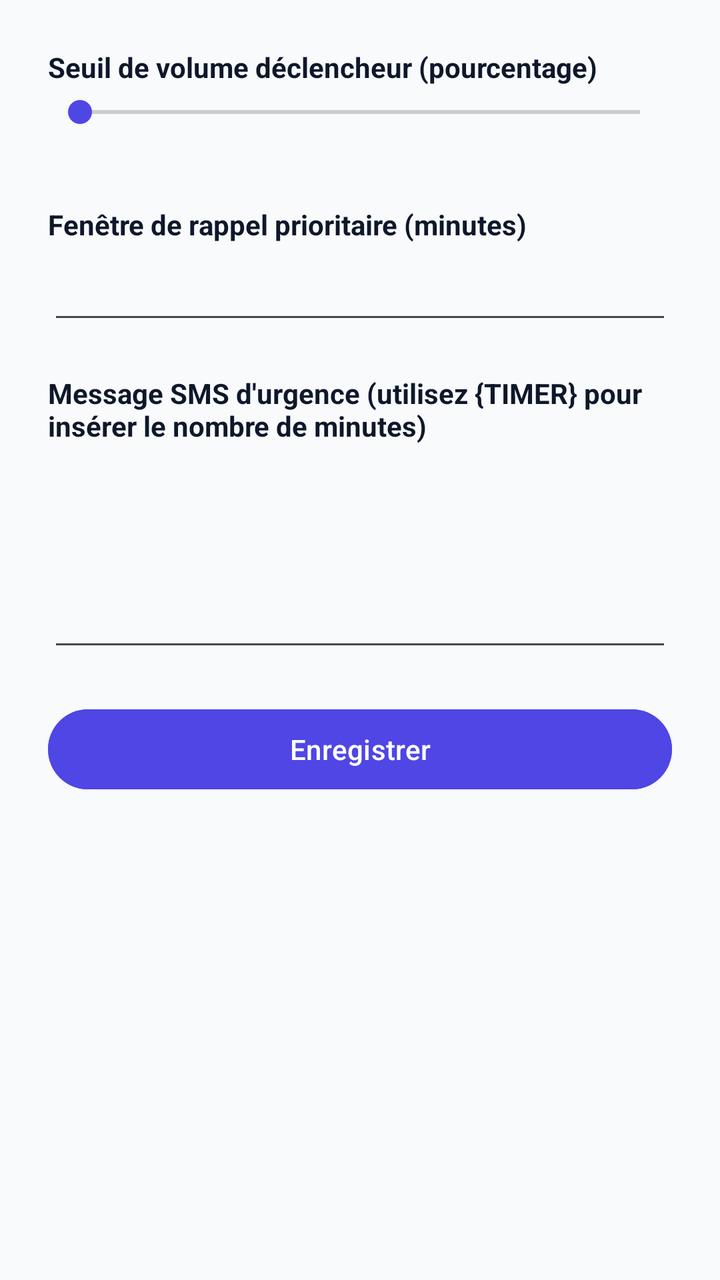
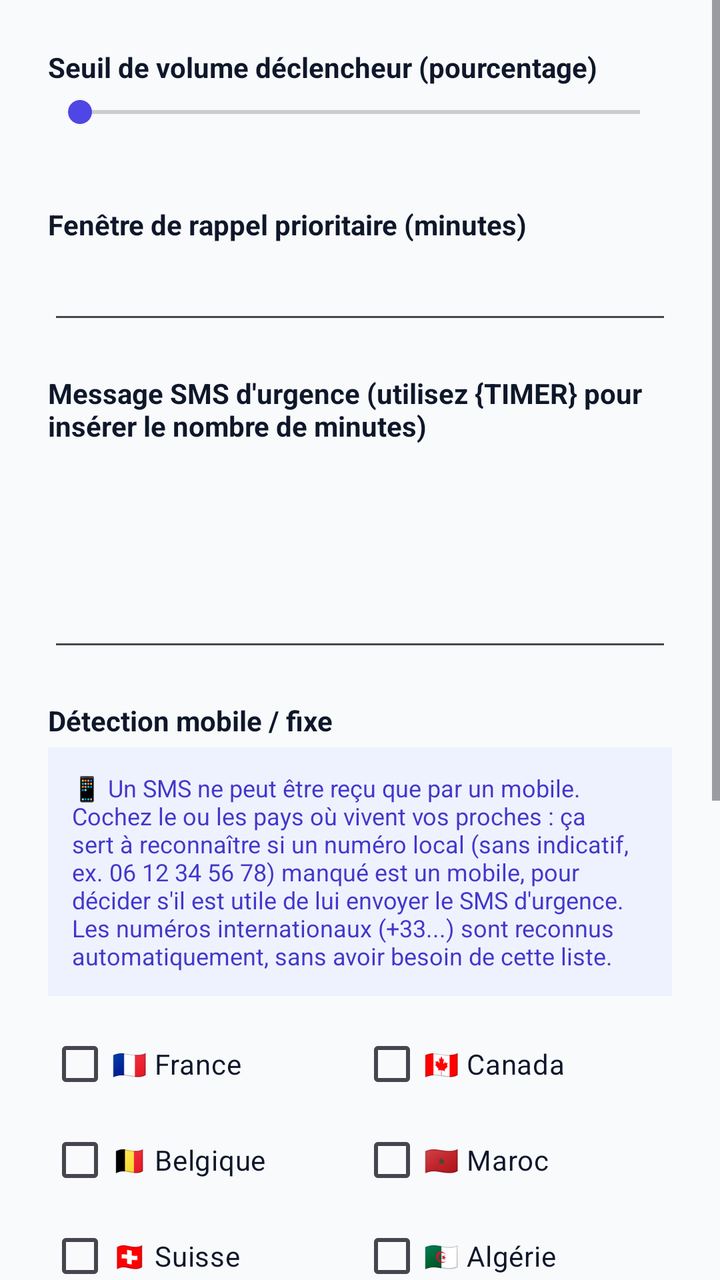

Screens rendered from an Android XML layout before and after an edit, with the pre-edit source and the edit as a unified diff.
<!-- AndroidManifest.xml: activity theme Theme.UrgentCallGuard -->
<!-- res/layout/activity_settings.xml -->
<?xml version="1.0" encoding="utf-8"?>
<ScrollView xmlns:android="http://schemas.android.com/apk/res/android"
    android:layout_width="match_parent"
    android:layout_height="match_parent"
    android:background="@color/slate_50">

    <LinearLayout
        android:layout_width="match_parent"
        android:layout_height="wrap_content"
        android:orientation="vertical"
        android:padding="24dp">

        <TextView
            android:layout_width="wrap_content"
            android:layout_height="wrap_content"
            android:layout_marginBottom="4dp"
            android:text="@string/settings_volume_threshold_label"
            android:textColor="@color/slate_900"
            android:textStyle="bold" />

        <SeekBar
            android:id="@+id/volumeThresholdSeekBar"
            android:layout_width="match_parent"
            android:layout_height="wrap_content"
            android:max="100" />

        <TextView
            android:id="@+id/volumeThresholdValue"
            android:layout_width="wrap_content"
            android:layout_height="wrap_content"
            android:layout_marginBottom="20dp"
            android:textColor="@color/slate_500"
            android:textSize="13sp" />

        <TextView
            android:layout_width="wrap_content"
            android:layout_height="wrap_content"
            android:layout_marginBottom="4dp"
            android:text="@string/settings_timer_label"
            android:textColor="@color/slate_900"
            android:textStyle="bold" />

        <EditText
            android:id="@+id/timerMinutesInput"
            android:layout_width="match_parent"
            android:layout_height="wrap_content"
            android:layout_marginBottom="20dp"
            android:inputType="number"
            android:maxLength="3" />

        <TextView
            android:layout_width="wrap_content"
            android:layout_height="wrap_content"
            android:layout_marginBottom="4dp"
            android:text="@string/settings_sms_template_label"
            android:textColor="@color/slate_900"
            android:textStyle="bold" />

        <EditText
            android:id="@+id/smsTemplateInput"
            android:layout_width="match_parent"
            android:layout_height="wrap_content"
            android:layout_marginBottom="20dp"
            android:gravity="top"
            android:inputType="textMultiLine"
            android:lines="4" />

        <com.google.android.material.button.MaterialButton
            android:id="@+id/saveSettingsButton"
            style="@style/Widget.Material3.Button"
            android:layout_width="match_parent"
            android:layout_height="wrap_content"
            android:backgroundTint="@color/indigo_600"
            android:text="@string/settings_save_button" />

    </LinearLayout>
</ScrollView>
<!-- resources referenced by this layout -->
<resources>
  <color name="indigo_600">#4F46E5</color>
  <color name="slate_50">#F8FAFC</color>
  <color name="slate_500">#64748B</color>
  <color name="slate_900">#0F172A</color>
  <string name="settings_save_button">Enregistrer</string>
  <string name="settings_sms_template_label">Message SMS d\'urgence (utilisez {TIMER} pour insérer le nombre de minutes)</string>
  <string name="settings_timer_label">Fenêtre de rappel prioritaire (minutes)</string>
  <string name="settings_volume_threshold_label">Seuil de volume déclencheur (pourcentage)</string>
  <style name="Theme.UrgentCallGuard" parent="Theme.Material3.DayNight.NoActionBar">
          <item name="colorPrimary">@color/indigo_600</item>
          <item name="colorPrimaryVariant">@color/indigo_700</item>
          <item name="colorOnPrimary">@color/white</item>
          <item name="colorSecondary">@color/indigo_600</item>
          <item name="colorSurface">@color/white</item>
          <item name="android:windowBackground">@color/slate_50</item>
          <item name="android:statusBarColor">@color/indigo_600</item>
      </style>
  <color name="indigo_700">#4338CA</color>
  <color name="white">#FFFFFF</color>
</resources>

<!-- the commit's change to res/layout/activity_settings.xml (unified diff, before → after) -->
@@ -65,6 +65,136 @@
             android:inputType="textMultiLine"
             android:lines="4" />
 
+        <TextView
+            android:layout_width="wrap_content"
+            android:layout_height="wrap_content"
+            android:layout_marginBottom="4dp"
+            android:text="@string/settings_mobile_detection_label"
+            android:textColor="@color/slate_900"
+            android:textStyle="bold" />
+
+        <TextView
+            android:layout_width="match_parent"
+            android:layout_height="wrap_content"
+            android:layout_marginBottom="10dp"
+            android:background="@color/indigo_50"
+            android:padding="12dp"
+            android:text="@string/settings_mobile_detection_notice"
+            android:textColor="@color/indigo_700"
+            android:textSize="12sp" />
+
+        <LinearLayout
+            android:layout_width="match_parent"
+            android:layout_height="wrap_content"
+            android:layout_marginBottom="24dp"
+            android:orientation="horizontal">
+
+            <LinearLayout
+                android:layout_width="0dp"
+                android:layout_height="wrap_content"
+                android:layout_weight="1"
+                android:orientation="vertical">
+
+                <CheckBox
+                    android:id="@+id/countryCheckboxFR"
+                    android:layout_width="match_parent"
+                    android:layout_height="wrap_content"
+                    android:text="@string/country_fr"
+                    android:textColor="@color/slate_900"
+                    android:textSize="14sp" />
+
+                <CheckBox
+                    android:id="@+id/countryCheckboxBE"
+                    android:layout_width="match_parent"
+                    android:layout_height="wrap_content"
+                    android:text="@string/country_be"
+                    android:textColor="@color/slate_900"
+                    android:textSize="14sp" />
+
+                <CheckBox
+                    android:id="@+id/countryCheckboxCH"
+                    android:layout_width="match_parent"
+                    android:layout_height="wrap_content"
+                    android:text="@string/country_ch"
+                    android:textColor="@color/slate_900"
+                    android:textSize="14sp" />
+
+                <CheckBox
+                    android:id="@+id/countryCheckboxLU"
+                    android:layout_width="match_parent"
+                    android:layout_height="wrap_content"
+                    android:text="@string/country_lu"
+                    android:textColor="@color/slate_900"
+                    android:textSize="14sp" />
+            </LinearLayout>
+
+            <LinearLayout
+                android:layout_width="0dp"
+                android:layout_height="wrap_content"
+                android:layout_weight="1"
+                android:orientation="vertical">
+
+                <CheckBox
+                    android:id="@+id/countryCheckboxCA"
+                    android:layout_width="match_parent"
+                    android:layout_height="wrap_content"
+                    android:text="@string/country_ca"
+                    android:textColor="@color/slate_900"
+                    android:textSize="14sp" />
+
+                <CheckBox
+                    android:id="@+id/countryCheckboxMA"
+                    android:layout_width="match_parent"
+                    android:layout_height="wrap_content"
+                    android:text="@string/country_ma"
+                    android:textColor="@color/slate_900"
+                    android:textSize="14sp" />
+
+                <CheckBox
+                    android:id="@+id/countryCheckboxDZ"
+                    android:layout_width="match_parent"
+                    android:layout_height="wrap_content"
+                    android:text="@string/country_dz"
+                    android:textColor="@color/slate_900"
+                    android:textSize="14sp" />
+
+                <CheckBox
+                    android:id="@+id/countryCheckboxTN"
+                    android:layout_width="match_parent"
+                    android:layout_height="wrap_content"
+                    android:text="@string/country_tn"
+                    android:textColor="@color/slate_900"
+                    android:textSize="14sp" />
+            </LinearLayout>
+
+        </LinearLayout>
+
+        <TextView
+            android:layout_width="wrap_content"
+            android:layout_height="wrap_content"
+            android:layout_marginBottom="4dp"
+            android:text="@string/settings_dnd_label"
+            android:textColor="@color/slate_900"
+            android:textStyle="bold" />
+
+        <TextView
+            android:layout_width="match_parent"
+            android:layout_height="wrap_content"
+            android:layout_marginBottom="8dp"
+            android:background="@color/indigo_50"
+            android:padding="12dp"
+            android:text="@string/settings_dnd_notice"
+            android:textColor="@color/indigo_700"
+            android:textSize="12sp" />
+
+        <com.google.android.material.button.MaterialButton
+            android:id="@+id/openDndSettingsButton"
+            style="@style/Widget.Material3.Button.OutlinedButton"
+            android:layout_width="match_parent"
+            android:layout_height="wrap_content"
+            android:layout_marginBottom="24dp"
+            android:text="@string/settings_dnd_button" />
+
         <com.google.android.material.button.MaterialButton
             android:id="@+id/saveSettingsButton"
             style="@style/Widget.Material3.Button"
<!-- resource entries referenced after the edit -->
@@ -1,9 +1,23 @@
 <!-- resources referenced by this layout -->
 <resources>
+  <color name="indigo_50">#EEF2FF</color>
   <color name="indigo_600">#4F46E5</color>
   <color name="slate_50">#F8FAFC</color>
   <color name="slate_500">#64748B</color>
   <color name="slate_900">#0F172A</color>
+  <string name="country_be">🇧🇪 Belgique</string>
+  <string name="country_ca">🇨🇦 Canada</string>
+  <string name="country_ch">🇨🇭 Suisse</string>
+  <string name="country_dz">🇩🇿 Algérie</string>
+  <string name="country_fr">🇫🇷 France</string>
+  <string name="country_lu">🇱🇺 Luxembourg</string>
+  <string name="country_ma">🇲🇦 Maroc</string>
+  <string name="country_tn">🇹🇳 Tunisie</string>
+  <string name="settings_dnd_button">Ouvrir le mode Ne pas déranger</string>
+  <string name="settings_dnd_label">Mode Ne pas déranger du téléphone</string>
+  <string name="settings_dnd_notice">Le mode "Ne pas déranger" (Android) coupe les sonneries, notifications et vibrations selon des règles que vous définissez (horaires, contacts autorisés, etc.). Urgent Call Guard s\'appuie sur ce même mécanisme système pour forcer la sonnerie à plein volume quand c\'est nécessaire — ce raccourci ouvre directement son réglage.</string>
+  <string name="settings_mobile_detection_label">Détection mobile / fixe</string>
+  <string name="settings_mobile_detection_notice">📱 Un SMS ne peut être reçu que par un mobile. Cochez le ou les pays où vivent vos proches : ça sert à reconnaître si un numéro local (sans indicatif, ex. 06 12 34 56 78) manqué est un mobile, pour décider s\'il est utile de lui envoyer le SMS d\'urgence. Les numéros internationaux (+33...) sont reconnus automatiquement, sans avoir besoin de cette liste.</string>
   <string name="settings_save_button">Enregistrer</string>
   <string name="settings_sms_template_label">Message SMS d\'urgence (utilisez {TIMER} pour insérer le nombre de minutes)</string>
   <string name="settings_timer_label">Fenêtre de rappel prioritaire (minutes)</string>
